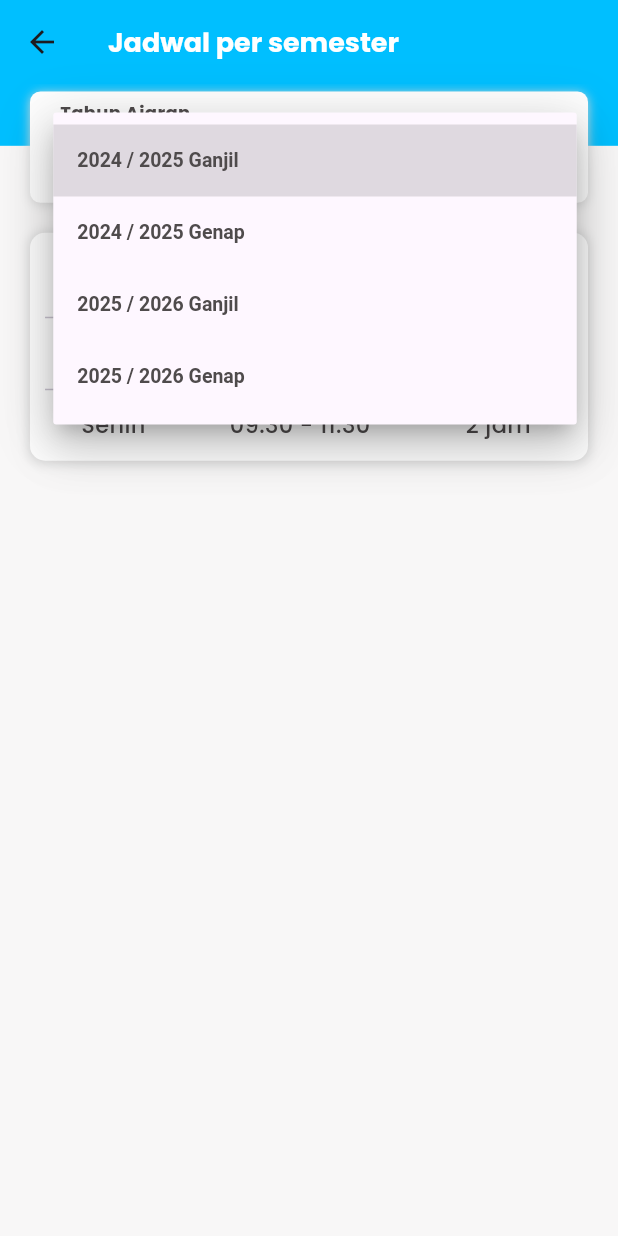
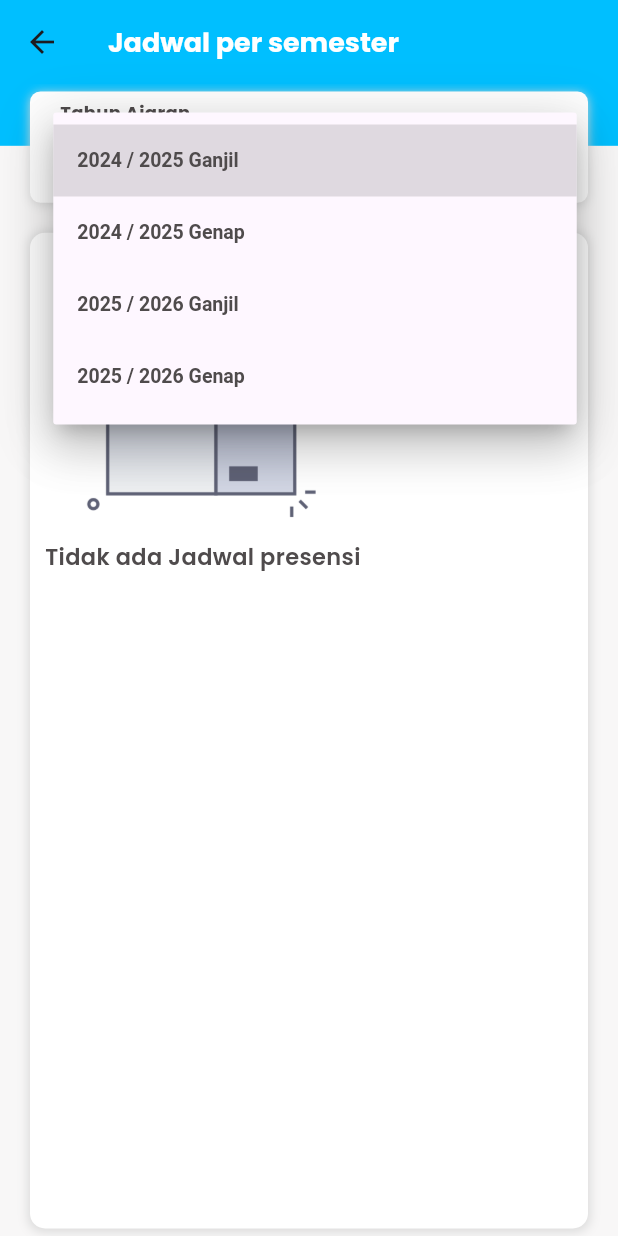
Before and after one commit to Rhomaedy1201/Attendace-Online-Polije, a Flutter app: the JadwalScreen screen opened directly, after a tap on "2024 / 2025 Ganjil", on a phone screen of 412 x 824 dp. Run offline on Flutter 3.47's test engine with Material 3 defaults, Android fonts, the phone set to English and light mode, and no system bars; our stand-ins replace camera, fluentui_system_icons, flutter_bloc, flutter_dotenv, google_fonts, lottie and 2 more; missing offline and left inert: google_mlkit_face_detection; accounts and stored records are empty; network calls fail.

Commit message:
main: fix jadwal per semester

```diff
--- a/lib/core/config/app_router.dart
+++ b/lib/core/config/app_router.dart
@@ -1,3 +1,6 @@
+import 'package:attendace_online_polije/features/jadwal/cubit/jadwal_cubit.dart';
+import 'package:attendace_online_polije/features/jadwal/repository/jadwal_repository.dart';
+
 import './export/index.dart';
 
 class AppRoutes {
@@ -33,6 +36,7 @@ class AppRoutes {
             BlocProvider(create: (context) => FilterVisibiltyCubit()),
             BlocProvider(create: (context) => VisibilityDropdownCubit()),
             BlocProvider(create: (context) => HistoryCubit(HistoryRepository())..getHistory(DateTime.now())),
+            BlocProvider(create: (context) => JadwalCubit(JadwalRepository())..getJadwalAll()),
           ],
           child: MyNavigationBar()
         ));
--- a/lib/core/constants/api_constants.dart
+++ b/lib/core/constants/api_constants.dart
@@ -8,6 +8,7 @@ class ApiConstants {
   static String jadwalEndpoint = '$baseUrl/jadwal';
   static String jadwalTodayEndpoint = '$baseUrl/jadwal-all-day';
   static String jadwalNowEndpoint = '$baseUrl/jadwal-now';
+  static String jadwalAllEndpoint = '$baseUrl/jadwal';
   static String userEndpoint = '$baseUrl/profile';
   static String attendanceEndpoint = '$baseUrl/absen-masuk';
   static String historyEndpoint = '$baseUrl/history';
--- /dev/null
+++ b/lib/features/jadwal/cubit/jadwal_cubit.dart
@@ -0,0 +1,20 @@
+import 'package:attendace_online_polije/features/jadwal/models/jadwal_model.dart';
+import 'package:attendace_online_polije/features/jadwal/repository/jadwal_repository.dart';
+import 'package:flutter_bloc/flutter_bloc.dart';
+
+part 'jadwal_state.dart';
+
+class JadwalCubit extends Cubit<JadwalState> {
+  JadwalRepository jadwalRepository;
+  JadwalCubit(this.jadwalRepository) : super(JadwalInitial());
+
+  void getJadwalAll() async {
+    emit(JadwalLoading());
+    try {
+      final response = await jadwalRepository.getJadwalToday();
+      emit(JadwalSuccess(jadwalAll: response));
+    } catch (e) {
+      emit(JadwalError(msgErr: "Error $e"));
+    }
+  }
+}
--- /dev/null
+++ b/lib/features/jadwal/cubit/jadwal_state.dart
@@ -0,0 +1,15 @@
+part of 'jadwal_cubit.dart';
+
+sealed class JadwalState {}
+
+final class JadwalInitial extends JadwalState {}
+final class JadwalLoading extends JadwalState {}
+final class JadwalSuccess extends JadwalState {
+  final JadwalAll jadwalAll;
+  JadwalSuccess({required this.jadwalAll});
+}
+
+final class JadwalError extends JadwalState {
+  final String msgErr;
+  JadwalError({required this.msgErr});
+}
--- /dev/null
+++ b/lib/features/jadwal/models/jadwal_model.dart
@@ -0,0 +1,253 @@
+import 'dart:convert';
+
+JadwalAll jadwalAllFromJson(String str) => JadwalAll.fromJson(json.decode(str));
+
+String jadwalAllToJson(JadwalAll data) => json.encode(data.toJson());
+
+class JadwalAll {
+    bool status;
+    String message;
+    List<Datum> data;
+
+    JadwalAll({
+        required this.status,
+        required this.message,
+        required this.data,
+    });
+
+    factory JadwalAll.fromJson(Map<String, dynamic> json) => JadwalAll(
+        status: json["status"],
+        message: json["message"],
+        data: List<Datum>.from(json["data"].map((x) => Datum.fromJson(x))),
+    );
+
+    Map<String, dynamic> toJson() => {
+        "status": status,
+        "message": message,
+        "data": List<dynamic>.from(data.map((x) => x.toJson())),
+    };
+}
+
+class Datum {
+    int id;
+    String hari;
+    String jamMasuk;
+    String? jamToleransiMasuk;
+    String jamSelesai;
+    dynamic jamToleransiSelesai;
+    String durasi;
+    int idMk;
+    String semester;
+    int idRuang;
+    String golongan;
+    String kodeProdi;
+    Matkul matkul;
+    Ruangan ruangan;
+    Absensi? absensi;
+
+    Datum({
+        required this.id,
+        required this.hari,
+        required this.jamMasuk,
+        required this.jamToleransiMasuk,
+        required this.jamSelesai,
+        required this.jamToleransiSelesai,
+        required this.durasi,
+        required this.idMk,
+        required this.semester,
+        required this.idRuang,
+        required this.golongan,
+        required this.kodeProdi,
+        required this.matkul,
+        required this.ruangan,
+        required this.absensi,
+    });
+
+    factory Datum.fromJson(Map<String, dynamic> json) => Datum(
+        id: json["id"],
+        hari: json["hari"],
+        jamMasuk: json["jam_masuk"],
+        jamToleransiMasuk: json["jam_toleransi_masuk"],
+        jamSelesai: json["jam_selesai"],
+        jamToleransiSelesai: json["jam_toleransi_selesai"],
+        durasi: json["durasi"],
+        idMk: json["id_mk"],
+        semester: json["semester"],
+        idRuang: json["id_ruang"],
+        golongan: json["golongan"],
+        kodeProdi: json["kode_prodi"],
+        matkul: Matkul.fromJson(json["matkul"]),
+        ruangan: Ruangan.fromJson(json["ruangan"]),
+        absensi: json["absensi"] == null ? null : Absensi.fromJson(json["absensi"]),
+    );
+
+    Map<String, dynamic> toJson() => {
+        "id": id,
+        "hari": hari,
+        "jam_masuk": jamMasuk,
+        "jam_toleransi_masuk": jamToleransiMasuk,
+        "jam_selesai": jamSelesai,
+        "jam_toleransi_selesai": jamToleransiSelesai,
+        "durasi": durasi,
+        "id_mk": idMk,
+        "semester": semester,
+        "id_ruang": idRuang,
+        "golongan": golongan,
+        "kode_prodi": kodeProdi,
+        "matkul": matkul.toJson(),
+        "ruangan": ruangan.toJson(),
+        "absensi": absensi?.toJson(),
+    };
+}
+
+class Absensi {
+    int id;
+    DateTime tanggal;
+    String nim;
+    int idJadwal;
+    String masuk;
+    dynamic selesai;
+    String status;
+
+    Absensi({
+        required this.id,
+        required this.tanggal,
+        required this.nim,
+        required this.idJadwal,
+        required this.masuk,
+        required this.selesai,
+        required this.status,
+    });
+
+    factory Absensi.fromJson(Map<String, dynamic> json) => Absensi(
+        id: json["id"],
+        tanggal: DateTime.parse(json["tanggal"]),
+        nim: json["nim"],
+        idJadwal: json["id_jadwal"],
+        masuk: json["masuk"],
+        selesai: json["selesai"],
+        status: json["status"],
+    );
+
+    Map<String, dynamic> toJson() => {
+        "id": id,
+        "tanggal": "${tanggal.year.toString().padLeft(4, '0')}-${tanggal.month.toString().padLeft(2, '0')}-${tanggal.day.toString().padLeft(2, '0')}",
+        "nim": nim,
+        "id_jadwal": idJadwal,
+        "masuk": masuk,
+        "selesai": selesai,
+        "status": status,
+    };
+}
+
+class Matkul {
+    int id;
+    String kodeProdi;
+    String nama;
+    String sks;
+    int idDosen;
+    Dosen dosen;
+
+    Matkul({
+        required this.id,
+        required this.kodeProdi,
+        required this.nama,
+        required this.sks,
+        required this.idDosen,
+        required this.dosen,
+    });
+
+    factory Matkul.fromJson(Map<String, dynamic> json) => Matkul(
+        id: json["id"],
+        kodeProdi: json["kode_prodi"],
+        nama: json["nama"],
+        sks: json["sks"],
+        idDosen: json["id_dosen"],
+        dosen: Dosen.fromJson(json["dosen"]),
+    );
+
+    Map<String, dynamic> toJson() => {
+        "id": id,
+        "kode_prodi": kodeProdi,
+        "nama": nama,
+        "sks": sks,
+        "id_dosen": idDosen,
+        "dosen": dosen.toJson(),
+    };
+}
+
+class Dosen {
+    int id;
+    String nip;
+    String nama;
+
+    Dosen({
+        required this.id,
+        required this.nip,
+        required this.nama,
+    });
+
+    factory Dosen.fromJson(Map<String, dynamic> json) => Dosen(
+        id: json["id"],
+        nip: json["nip"],
+        nama: json["nama"],
+    );
+
+    Map<String, dynamic> toJson() => {
+        "id": id,
+        "nip": nip,
+        "nama": nama,
+    };
+}
+
+class Ruangan {
+    int id;
+    String kodeJurusan;
+    String namaKelas;
+    Jurusan jurusan;
+
+    Ruangan({
+        required this.id,
+        required this.kodeJurusan,
+        required this.namaKelas,
+        required this.jurusan,
+    });
+
+    factory Ruangan.fromJson(Map<String, dynamic> json) => Ruangan(
+        id: json["id"],
+        kodeJurusan: json["kode_jurusan"],
+        namaKelas: json["nama_kelas"],
+        jurusan: Jurusan.fromJson(json["jurusan"]),
+    );
+
+    Map<String, dynamic> toJson() => {
+        "id": id,
+        "kode_jurusan": kodeJurusan,
+        "nama_kelas": namaKelas,
+        "jurusan": jurusan.toJson(),
+    };
+}
+
+class Jurusan {
+    int id;
+    String kodeJurusan;
+    String nama;
+
+    Jurusan({
+        required this.id,
+        required this.kodeJurusan,
+        required this.nama,
+    });
+
+    factory Jurusan.fromJson(Map<String, dynamic> json) => Jurusan(
+        id: json["id"],
+        kodeJurusan: json["kode_jurusan"],
+        nama: json["nama"],
+    );
+
+    Map<String, dynamic> toJson() => {
+        "id": id,
+        "kode_jurusan": kodeJurusan,
+        "nama": nama,
+    };
+}
--- /dev/null
+++ b/lib/features/jadwal/repository/jadwal_repository.dart
@@ -0,0 +1,27 @@
+import 'dart:convert';
+
+import 'package:attendace_online_polije/core/config/export/index.dart';
+import 'package:attendace_online_polije/features/jadwal/models/jadwal_model.dart';
+import 'package:http/http.dart' as http;
+
+class JadwalRepository {
+  Future<JadwalAll> getJadwalToday() async{
+    final prefs = await SharedPreferences.getInstance();
+    final token = prefs.getString('token');
+
+    final response = await http.get(
+      Uri.parse(ApiConstants.jadwalAllEndpoint),
+      headers: {
+        'Content-Type': 'application/json',
+        'Authorization': 'Bearer $token',
+      }
+    );
+
+    final jsonData = jsonDecode(response.body);
+    if (response.statusCode == 200) {
+      return JadwalAll.fromJson(jsonData);
+    } else {
+      throw Exception('Failed to load jadwal all ${response.statusCode}');
+    }
+  }
+}
--- a/lib/features/jadwal/screens/index.dart
+++ b/lib/features/jadwal/screens/index.dart
@@ -1,3 +1,5 @@
+import 'package:attendace_online_polije/features/jadwal/cubit/jadwal_cubit.dart';
+
 import '../export/index.dart';
 
 final List dataJadwal = [
@@ -18,6 +20,7 @@ final List dataJadwal = [
     'dosen': "Pak Aji",
   }
 ];
+
 class JadwalScreen extends StatelessWidget {
   const JadwalScreen({super.key});
 
@@ -28,23 +31,26 @@ class JadwalScreen extends StatelessWidget {
     return Scaffold(
         backgroundColor: ColorConstants.backgroundC,
         appBar: AppBar(
-        title: MyText(title: "Jadwal per semester", color: ColorConstants.whiteC, fontSize: 18, fontWeight: FontWeight.w700),
+          title: MyText(
+              title: "Jadwal per semester",
+              color: ColorConstants.whiteC,
+              fontSize: 18,
+              fontWeight: FontWeight.w700),
           centerTitle: false,
         ),
-      body: Stack(
-        children: [
+        body: Stack(children: [
           Container(
             width: screenWidth,
             height: screenHeight * 0.05,
             color: ColorConstants.primaryC,
           ),
           Padding(
-            padding: const EdgeInsets.symmetric(horizontal: 20,vertical: 5),
-            child: Column(
-              children: [
+              padding: const EdgeInsets.symmetric(horizontal: 20, vertical: 5),
+              child: Column(children: [
                 Filter(screenWidth: screenWidth, screenHeight: screenHeight),
                 Gap(Y: 20),
-                Container(
+                Expanded(
+                  child: Container(
                     width: screenWidth,
                     decoration: BoxDecoration(
                         color: ColorConstants.whiteC,
@@ -56,50 +62,117 @@ class JadwalScreen extends StatelessWidget {
                             blurRadius: 5,
                             offset: Offset(0, 1),
                           ),
-                    ]
-                  ),
+                        ]),
                     child: Padding(
                       padding: const EdgeInsets.symmetric(horizontal: 10),
                       child: SingleChildScrollView(
+                        scrollDirection: Axis.vertical,
+                        child: SingleChildScrollView(
                           scrollDirection: Axis.horizontal,
-                      child: DataTable(
+                          child: BlocBuilder<JadwalCubit, JadwalState>(
+                            builder: (context, state) {
+                              if (state is JadwalLoading) {
+                                return Center(child: const CircularProgressIndicator());
+                              }
+                              if (state is JadwalSuccess) {
+                                if (state.jadwalAll.data.isEmpty) {
+                                  return emptyData(screenWidth);
+                                }
+                                return DataTable(
                                   columns: [
                                     DataColumn(
-                            label: MyText(title: "Hari", fontSize: 15, fontWeight: FontWeight.w600),
+                                      label: MyText(
+                                          title: "Hari",
+                                          fontSize: 15,
+                                          fontWeight: FontWeight.w600),
                                     ),
                                     DataColumn(
-                            label: MyText(title: "Jam", fontSize: 15, fontWeight: FontWeight.w600),
+                                      label: MyText(
+                                          title: "Jam",
+                                          fontSize: 15,
+                                          fontWeight: FontWeight.w600),
                                     ),
                                     DataColumn(
-                            label: MyText(title: "Durasi", fontSize: 15, fontWeight: FontWeight.w600),
+                                      label: MyText(
+                                          title: "Durasi",
+                                          fontSize: 15,
+                                          fontWeight: FontWeight.w600),
                                     ),
                                     DataColumn(
-                            label: MyText(title: "Matakuliah", fontSize: 15, fontWeight: FontWeight.w600),
+                                      label: MyText(
+                                          title: "Matakuliah",
+                                          fontSize: 15,
+                                          fontWeight: FontWeight.w600),
                                     ),
                                     DataColumn(
-                            label: MyText(title: "Ruang", fontSize: 15, fontWeight: FontWeight.w600),
+                                      label: MyText(
+                                          title: "Ruang",
+                                          fontSize: 15,
+                                          fontWeight: FontWeight.w600),
                                     ),
                                     DataColumn(
-                            label: MyText(title: "Dosen Koordinator", fontSize: 15, fontWeight: FontWeight.w600),
+                                      label: MyText(
+                                          title: "Dosen Koordinator",
+                                          fontSize: 15,
+                                          fontWeight: FontWeight.w600),
                                     ),
                                   ],
-                        rows: dataJadwal.map((e) => DataRow(cells: [
-                          DataCell(MyText(title: e['hari'], fontSize: 15,)),
-                          DataCell(MyText(title: e['jam'], fontSize: 15,)),
-                          DataCell(MyText(title: e['durasi'], fontSize: 15,)),
-                          DataCell(MyText(title: e['matkul'], fontSize: 15,)),
-                          DataCell(MyText(title: e['ruang'], fontSize: 15,)),
-                          DataCell(MyText(title: e['dosen'], fontSize: 15,)),
-                        ])).toList()
+                                  rows: state.jadwalAll.data
+                                      .map((e) => DataRow(cells: [
+                                            DataCell(MyText(
+                                              title: e.hari,
+                                              fontSize: 15,
+                                            )),
+                                            DataCell(MyText(
+                                              title: e.jamMasuk,
+                                              fontSize: 15,
+                                            )),
+                                            DataCell(MyText(
+                                              title: e.durasi,
+                                              fontSize: 15,
+                                            )),
+                                            DataCell(MyText(
+                                              title: e.matkul.nama,
+                                              fontSize: 15,
+                                            )),
+                                            DataCell(MyText(
+                                              title: "${e.ruangan.kodeJurusan}-${e.ruangan.namaKelas}",
+                                              fontSize: 15,
+                                            )),
+                                            DataCell(MyText(
+                                              title: e.matkul.dosen.nama,
+                                              fontSize: 15,
+                                            )),
+                                          ]))
+                                      .toList());
+                              }
+                              return emptyData(screenWidth);
+                            },
+                          ),
+                        ),
                       ),
                     ),
                   ),
                 )
-              ]
-            )
-          )
-        ]
-      )
+              ]))
+        ]));
+  }
+
+  Center emptyData(double screenWidth) {
+    return Center(
+      child: Column(
+        children: [
+          Gap(Y: 20),
+          SizedBox(
+              width: screenWidth * 0.45,
+              child: Image.asset('assets/images/empty_data.png')),
+          MyText(
+              title: "Tidak ada Jadwal presensi",
+              fontSize: 15,
+              textAlign: TextAlign.center,
+              fontWeight: FontWeight.w600)
+        ],
+      ),
     );
   }
 }
```
Also changed, not shown: 4 other files. Lines whose indentation alone changed are shown as unchanged.
